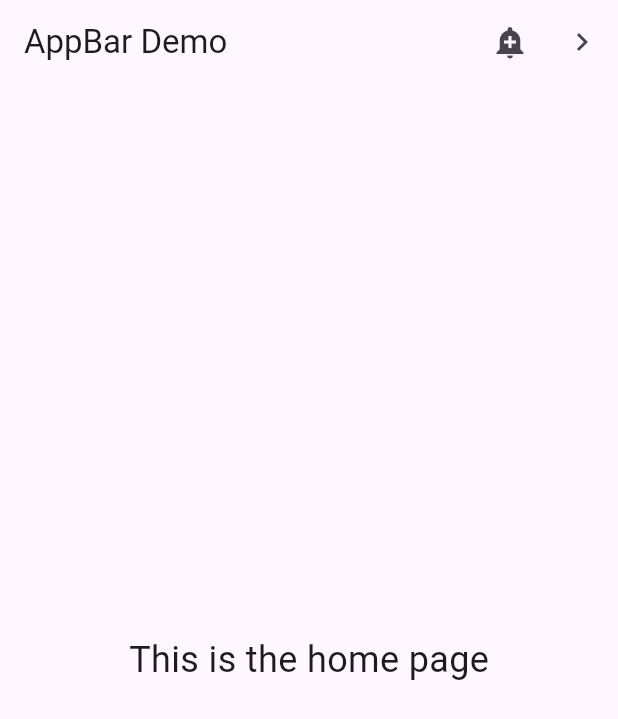
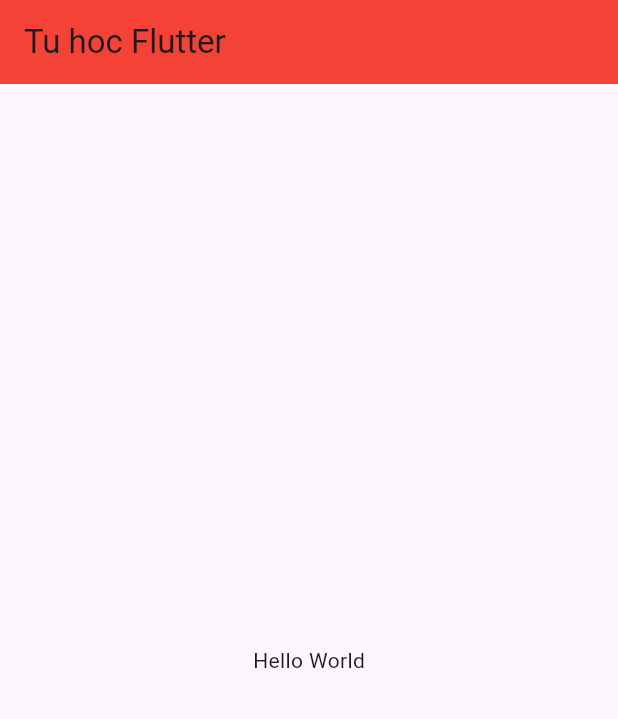
Before and after one commit to viethq-yopaz/learning-flutter, a Flutter app: the screen it shows after launch, on a phone screen of 412 x 824 dp. Shown: the top 719 px of the screen. Run offline on Flutter 3.47's test engine with Material 3 defaults, Android fonts, the phone set to English and light mode, and no system bars.

Commit message:
hello-world

```diff
--- a/lib/main.dart
+++ b/lib/main.dart
@@ -2,65 +2,78 @@ import 'package:flutter/material.dart';
 
 /// Flutter code sample for [AppBar].
 
-void main() => runApp(const AppBarApp());
+void main() => runApp( MaterialApp(
+  home: SafeArea(
+    child: Scaffold(
+      appBar: AppBar(
+        backgroundColor: Colors.red,
+        title:const Text('Tu hoc Flutter')
+      ),
+      body: const Center(child: Text('Hello World'),
+    )
+    )
+  ),
+  debugShowCheckedModeBanner: false,
 
-class AppBarApp extends StatelessWidget {
-  const AppBarApp({super.key});
+));
 
-  @override
-  Widget build(BuildContext context) {
-    return const MaterialApp(
-      home: AppBarExample(),
-    );
-  }
-}
+// class AppBarApp extends StatelessWidget {
+//   const AppBarApp({super.key});
 
-class AppBarExample extends StatelessWidget {
-  const AppBarExample({super.key});
+//   @override
+//   Widget build(BuildContext context) {
+//     return const MaterialApp(
+//       home: AppBarExample(),
+//     );
+//   }
+// }
 
-  @override
-  Widget build(BuildContext context) {
-    return Scaffold(
-      appBar: AppBar(
-        title: const Text('AppBar Demo'),
-        actions: <Widget>[
-          IconButton(
-            icon: const Icon(Icons.add_alert),
-            tooltip: 'Show Snackbar',
-            onPressed: () {
-              ScaffoldMessenger.of(context).showSnackBar(
-                  const SnackBar(content: Text('This is a snackbar')));
-            },
-          ),
-          IconButton(
-            icon: const Icon(Icons.navigate_next),
-            tooltip: 'Go to the next page',
-            onPressed: () {
-              Navigator.push(context, MaterialPageRoute<void>(
-                builder: (BuildContext context) {
-                  return Scaffold(
-                    appBar: AppBar(
-                      title: const Text('Next page'),
-                    ),
-                    body: const Center(
-                      child: Text(
-                        'This is the next page',
-                        style: TextStyle(fontSize: 24),
-                      ),
-                    ),
-                  );
-                },
-              ));
-            },
-          ),
-        ],
-      ),
-      body: const Center(
-        child: Text(
-          'This is the home page',
-          style: TextStyle(fontSize: 24),
-        ),
-      ),
-    );
-  }
-}
+// class AppBarExample extends StatelessWidget {
+//   const AppBarExample({super.key});
+
+//   @override
+//   Widget build(BuildContext context) {
+//     return Scaffold(
+//       appBar: AppBar(
+//         title: const Text('AppBar Demo'),
+//         actions: <Widget>[
+//           IconButton(
+//             icon: const Icon(Icons.add_alert),
+//             tooltip: 'Show Snackbar',
+//             onPressed: () {
+//               ScaffoldMessenger.of(context).showSnackBar(
+//                   const SnackBar(content: Text('This is a snackbar')));
+//             },
+//           ),
+//           IconButton(
+//             icon: const Icon(Icons.navigate_next),
+//             tooltip: 'Go to the next page',
+//             onPressed: () {
+//               Navigator.push(context, MaterialPageRoute<void>(
+//                 builder: (BuildContext context) {
+//                   return Scaffold(
+//                     appBar: AppBar(
+//                       title: const Text('Next page'),
+//                     ),
+//                     body: const Center(
+//                       child: Text(
+//                         'This is the next page',
+//                         style: TextStyle(fontSize: 24),
+//                       ),
+//                     ),
+//                   );
+//                 },
+//               ));
+//             },
+//           ),
+//         ],
+//       ),
+//       body: const Center(
+//         child: Text(
+//           'This is the home page',
+//           style: TextStyle(fontSize: 24),
+//         ),
+//       ),
+//     );
+//   }
+// }
```
